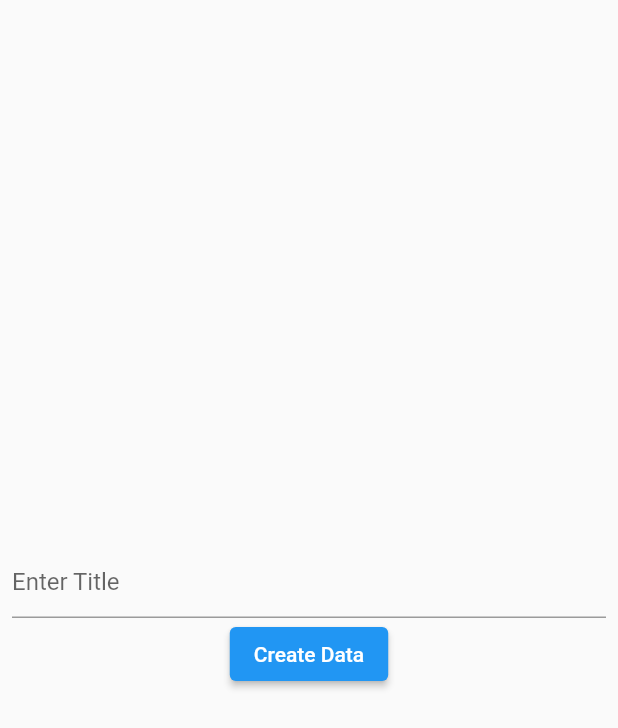
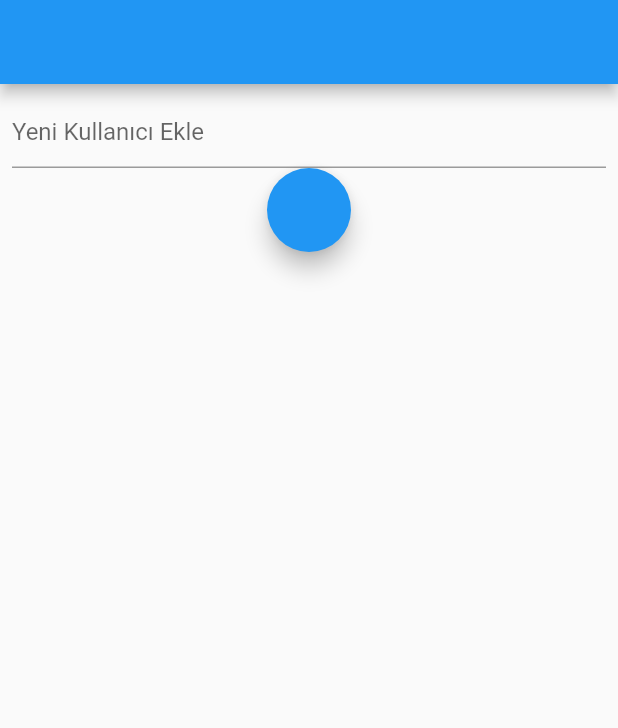
Before and after one commit to selmangoktas/infotechkurs, a Flutter app: the screen it shows after launch, on a phone screen of 412 x 824 dp. Shown: the top 728 px of the screen. Run offline on Flutter 3.47's test engine with Material 2 defaults, Android fonts, the light colour scheme and no system bars; our stand-ins replace image_picker, sqflite; missing offline and left inert: multi_image_picker; accounts and stored records are empty.

Commit message:
sqllite eklendi

```diff
--- /dev/null
+++ b/analysis_options.yaml
@@ -0,0 +1 @@
+# include: package:pedantic/analysis_options.yaml
--- a/lib/ders7/email-form.dart
+++ b/lib/ders7/email-form.dart
@@ -68,7 +68,7 @@ class _EmailViewPageState extends State<EmailViewPage> {
                             style: TextStyle(color: Colors.white, fontSize: 12),
                           ))
                         : CircleAvatar(
-                            backgroundImage: new FileImage(_image),
+                            backgroundImage: FileImage(_image),
                             radius: 200.0,
                           ),
                   ),
@@ -95,7 +95,7 @@ class _EmailViewPageState extends State<EmailViewPage> {
                   validator: (value) {
                     _adsoyad = value;
                     if (value.length < 3) {
-                      _uyari = "3 Karakterden fazla giriniz";
+                      _uyari = '3 Karakterden fazla giriniz';
                     } else {
                       _uyari = null;
                     }
@@ -106,7 +106,7 @@ class _EmailViewPageState extends State<EmailViewPage> {
                     _adsoyad = value;
                     setState(() {
                       if (value.length < 3) {
-                        _uyari = "3 karakterden fazla bilgi giriniz.";
+                        _uyari = '3 karakterden fazla bilgi giriniz.';
                       } else {
                         _uyari = null;
                       }
--- a/lib/main.dart
+++ b/lib/main.dart
@@ -1,7 +1,6 @@
 import 'package:flutter/material.dart';
 import 'package:flutter/services.dart';
-import 'package:infotechkurs/ders9/api-get.dart';
-
+import 'package:infotechkurs/sqllite/view/view_sql.dart';
 
 void main() {
   runApp(MyApp());
@@ -18,7 +17,7 @@ class MyApp extends StatelessWidget {
         ));
     return MaterialApp(
       debugShowCheckedModeBanner: false,
-      home: ApiGetView(),
+      home: SqlViewPage(),
     );
   }
 }
--- /dev/null
+++ b/lib/sqllite/helper/database_helper.dart
@@ -0,0 +1,70 @@
+import 'dart:async';
+
+import 'package:infotechkurs/sqllite/models/user.dart';
+import 'package:path_provider/path_provider.dart';
+import 'package:sqflite/sqflite.dart';
+import 'package:path/path.dart';
+
+class DatabaseHelper {
+  static DatabaseHelper _databaseHelper;
+
+  Database _database;
+
+  String _tableName = 'user';
+  String _columnId = 'Id';
+  String _columnName = 'name';
+
+  factory DatabaseHelper() {
+    if (_databaseHelper == null) {
+      print('database boş');
+      _databaseHelper = DatabaseHelper.internal();
+      return _databaseHelper;
+    } else {
+      print('database zaten var');
+      return _databaseHelper;
+    }
+  }
+
+  DatabaseHelper.internal();
+
+  _getDatabase() async {
+    if (_database == null) {
+      print('database oluşturuluyor.');
+      _database = await _intilaizeDatabase();
+      return _database;
+    } else {
+      print('DAtabase zaten var');
+      return _database;
+    }
+  }
+
+  _intilaizeDatabase() async {
+    print('database initilazr ediliyor');
+    var projectPath = await getApplicationDocumentsDirectory();
+
+    String dbPath = join(projectPath.path, 'user.db');
+
+    Database userDb =
+        await openDatabase(dbPath, version: 1, onCreate: _onCreate);
+    return userDb;
+  }
+
+  FutureOr<void> _onCreate(Database db, int version) async {
+    print('TAblo oluşturuluyor');
+    var sql =
+        'CREATE TABLE $_tableName ($_columnId INTEGER PRIMARY KEY AUTOINCREMENT,$_columnName TEXT )';
+    await db.execute(sql);
+  }
+
+  addUser(User user) async {
+    print('Kullanıcı oluşturuluyor.');
+    var db = await _getDatabase();
+    await db.insert(_tableName, user.toMap());
+  }
+
+  Future getUser() async {
+    var db = await _getDatabase();
+    var user = await db.query(_tableName, orderBy: '$_columnId ASC');
+    return user;
+  }
+}
--- /dev/null
+++ b/lib/sqllite/models/user.dart
@@ -0,0 +1,30 @@
+class User {
+  var _id;
+  var _name;
+
+  get id => _id;
+  get name => _name;
+
+  set setId(id) {
+    _id = id;
+  }
+
+  set setName(name) {
+    _name = name;
+  }
+
+  User(this._name);
+  User.withId(this._id, this._name);
+
+
+  toMap() => {
+        'id': _id,
+        'name': _name,
+      };
+
+
+  User.fromMap(Map<String, dynamic> map) {
+    this._id = map['id'];
+    this._name = map['name'];
+  }
+}
--- /dev/null
+++ b/lib/sqllite/view/view_sql.dart
@@ -0,0 +1,77 @@
+import 'package:flutter/material.dart';
+import 'package:infotechkurs/sqllite/helper/database_helper.dart';
+import 'package:infotechkurs/sqllite/models/user.dart';
+
+class SqlViewPage extends StatefulWidget {
+  @override
+  _SqlViewPageState createState() => _SqlViewPageState();
+}
+
+class _SqlViewPageState extends State<SqlViewPage> {
+  DatabaseHelper databaseHelper = DatabaseHelper();
+  var data;
+
+  List<User> userList = [];
+  getAllUser() {
+    userList.clear();
+     databaseHelper.getUser().then((users) {
+      //print(users);
+      setState(() {
+        for (var item in users) {
+          userList.add(User.fromMap(item));
+        }
+      });
+    });
+  }
+
+  //User newUser = User('Selman');
+
+  @override
+  void initState() {
+    getAllUser();
+    //databaseHelper.addUser(newUser);
+    super.initState();
+  }
+
+  @override
+  Widget build(BuildContext context) {
+    return Scaffold(
+      appBar: AppBar(),
+      body: Padding(
+        padding: const EdgeInsets.all(8.0),
+        child: Column(
+          mainAxisAlignment: MainAxisAlignment.start,
+          children: [
+            Container(
+              child: TextFormField(
+                decoration: InputDecoration(hintText: 'Yeni Kullanıcı Ekle'),
+                onChanged: (value) {
+                  setState(() {
+                    data = value;
+                  });
+                },
+              ),
+            ),
+            ListView.builder(
+              shrinkWrap: true,
+              itemCount: userList.length,
+              itemBuilder: (context, index) {
+                return ListTile(
+                  title: Text(userList[index].name ?? 'boş veri geldi'),
+                );
+              },
+            ),
+            FloatingActionButton(
+              onPressed: () {
+                databaseHelper.addUser(User(data));
+                getAllUser();
+              },
+              tooltip: 'ekleme',
+
+            )
+          ],
+        ),
+      ),
+    );
+  }
+}
--- a/pubspec.yaml
+++ b/pubspec.yaml
@@ -27,8 +27,11 @@ dependencies:
   image_picker:
   http:
   flutter_staggered_grid_view:
-
+  provider:
   cupertino_icons: ^1.0.2
+  pedantic:
+  sqflite: ^2.0.0+3
+  path_provider: ^2.0.1
 
 dev_dependencies:
   flutter_test:
```
Also changed, not shown: lib/ders10/provider/counter_provider.dart (added, +11 -0 lines), lib/ders10/provider/counter_view_provider.dart (added, +31 -0 lines), lib/ders10/whtstate/counter_view.dart (added, +27 -0 lines), lib/ders10/whtstate/floating_widget.dart (added, +24 -0 lines), lib/firebase/fire_base.dart (added, +15 -0 lines), pubspec.lock, 1 other file.
